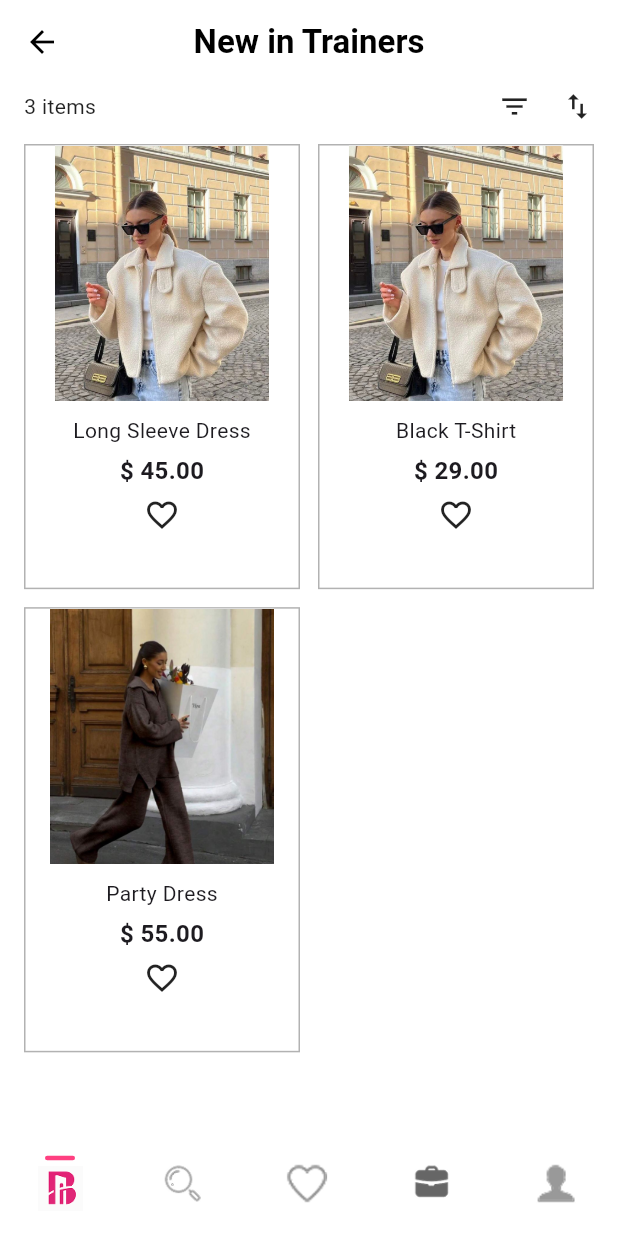
After one commit to tech640/Bridge-App, a Flutter app: the screen it shows after launch, scrolled down 1152 dp, after a tap on "New in Trainers", on a phone screen of 412 x 824 dp. The commit adds this screen. Run offline on Flutter 3.47's test engine with Material 3 defaults, Android fonts, the phone set to English and light mode, and no system bars.

Commit message:
second Page collection

```diff
--- /dev/null
+++ b/lib/screens/collection.dart
@@ -0,0 +1,156 @@
+// screens/collection.dart
+import 'package:flutter/material.dart';
+import 'package:bridge_app/widgets/bottom_nav.dart';
+
+class CollectionPage extends StatefulWidget {
+  final String title;
+
+  const CollectionPage({super.key, required this.title});
+
+  @override
+  State<CollectionPage> createState() => _CollectionPageState();
+}
+
+class _CollectionPageState extends State<CollectionPage> {
+  int selectedIndex = 0;
+
+  final List<Map<String, dynamic>> products = [
+    {
+      "image": "assets/images/fashion1.png",
+      "name": "Long Sleeve Dress",
+      "price": 45.00,
+    },
+    {
+      "image": "assets/images/fashion2.png",
+      "name": "Black T-Shirt",
+      "price": 29.00,
+    },
+    {
+      "image": "assets/images/fashion3.jpeg",
+      "name": "Party Dress",
+      "price": 55.00,
+    },
+  ];
+
+  @override
+  Widget build(BuildContext context) {
+    return Scaffold(
+      backgroundColor: Colors.white,
+
+      appBar: AppBar(
+        backgroundColor: Colors.white,
+        elevation: 0,
+        leading: GestureDetector(
+          onTap: () => Navigator.pop(context),
+          child: const Icon(Icons.arrow_back, color: Colors.black),
+        ),
+        centerTitle: true,
+        title: Text(
+          widget.title,
+          style: const TextStyle(
+            color: Colors.black,
+            fontWeight: FontWeight.bold,
+          ),
+        ),
+      ),
+
+      body: Column(
+        children: [
+          // ===== COUNT + FILTER & SORT =====
+          Padding(
+            padding: const EdgeInsets.symmetric(horizontal: 16, vertical: 4),
+            child: Row(
+              mainAxisAlignment: MainAxisAlignment.spaceBetween,
+              children: [
+                Text(
+                  "${products.length} items",
+                  style: const TextStyle(
+                    fontSize: 14,
+                    color: Colors.black87,
+                  ),
+                ),
+                Row(
+                  children: const [
+                    Icon(Icons.filter_list, size: 22),
+                    SizedBox(width: 20),
+                    Icon(Icons.swap_vert, size: 22),
+                  ],
+                ),
+              ],
+            ),
+          ),
+
+          const SizedBox(height: 10),
+
+          // ===== GRID PRODUCTS =====
+          Expanded(
+            child: GridView.builder(
+              padding: const EdgeInsets.symmetric(horizontal: 16),
+              itemCount: products.length,
+              gridDelegate: const SliverGridDelegateWithFixedCrossAxisCount(
+                crossAxisCount: 2,
+                childAspectRatio: .62,
+                crossAxisSpacing: 12,
+                mainAxisSpacing: 12,
+              ),
+              itemBuilder: (_, i) {
+                final item = products[i];
+                return productCard(item);
+              },
+            ),
+          ),
+        ],
+      ),
+
+      // ====== BOTTOM NAV BAR (نفس تبع الهوم) ======
+      bottomNavigationBar: BottomNavBar(
+        selectedIndex: selectedIndex,
+        onTap: (i) {
+          setState(() => selectedIndex = i);
+
+          if (i == 0) Navigator.pop(context); // يرجع على الهوم
+        },
+      ),
+    );
+  }
+
+  // ===== PRODUCT CARD =====
+  Widget productCard(Map<String, dynamic> item) {
+    return Container(
+      decoration: BoxDecoration(
+        border: Border.all(color: Colors.black.withOpacity(0.3)),
+      ),
+      child: Column(
+        children: [
+          Container(
+            height: 170,
+            color: Colors.grey[100],
+            child: Image.asset(item["image"], fit: BoxFit.cover),
+          ),
+          const SizedBox(height: 10),
+
+          Text(
+            item["name"],
+            style: const TextStyle(fontSize: 14),
+          ),
+
+          const SizedBox(height: 5),
+
+          Text(
+            "\$ ${item["price"].toStringAsFixed(2)}",
+            style: const TextStyle(
+              fontSize: 16,
+              fontWeight: FontWeight.bold,
+            ),
+          ),
+
+          const SizedBox(height: 6),
+
+          const Icon(Icons.favorite_border),
+
+          const SizedBox(height: 10),
+        ],
+      ),
+    );
+  }
+}
--- a/lib/screens/home.dart
+++ b/lib/screens/home.dart
@@ -1,5 +1,7 @@
 // screens/home.dart
 import 'package:flutter/material.dart';
+import 'package:bridge_app/screens/collection.dart'; // تم إضافة هذا الربط فقط
+import 'package:bridge_app/widgets/bottom_nav.dart';
 
 class HomePage extends StatefulWidget {
   const HomePage({super.key});
@@ -10,6 +12,15 @@ class HomePage extends StatefulWidget {
 
 class _HomePageState extends State<HomePage> {
   int selectedIndex = 0;
+
+  void openCollection(String title) {
+    Navigator.push(
+      context,
+      MaterialPageRoute(
+        builder: (_) => CollectionPage(title: title),
+      ),
+    );
+  }
 
   @override
   Widget build(BuildContext context) {
@@ -150,9 +161,7 @@ class _HomePageState extends State<HomePage> {
                       backgroundColor: Colors.white,
                       side: const BorderSide(color: Colors.black),
                     ),
-                    onPressed: () {
-                      // هنا تضيف وظيفة الضغط
-                    },
+                    onPressed: () {},
                     child: const Text(
                       "SHOP NOW",
                       style: TextStyle(color: Colors.black),
@@ -220,10 +229,38 @@ class _HomePageState extends State<HomePage> {
 
             const SizedBox(height: 25),
 
-            // 4 صور New In مع شريط أسود في المنتصف
-            imageRowBlackText("Occasions", "New in Trainers"),
+            // ----------- 4 صور New In مع إضافة الربط -------------
+            Row(
+              mainAxisAlignment: MainAxisAlignment.center,
+              children: [
+                GestureDetector(
+                  onTap: () => openCollection("Occasions"),
+                  child: imageBoxBlackText("assets/images/fashion1.jpeg", "Occasions"),
+                ),
+                const SizedBox(width: 12),
+                GestureDetector(
+                  onTap: () => openCollection("New in Trainers"),
+                  child: imageBoxBlackText("assets/images/fashion2.jpeg", "New in Trainers"),
+                ),
+              ],
+            ),
+
             const SizedBox(height: 15),
-            imageRowBlackText("The Latest\nfashion", "The Sourced\nCollection"),
+
+            Row(
+              mainAxisAlignment: MainAxisAlignment.center,
+              children: [
+                GestureDetector(
+                  onTap: () => openCollection("The Latest fashion"),
+                  child: imageBoxBlackText("assets/images/fashion1.jpeg", "The Latest\nfashion"),
+                ),
+                const SizedBox(width: 12),
+                GestureDetector(
+                  onTap: () => openCollection("The Sourced Collection"),
+                  child: imageBoxBlackText("assets/images/fashion2.jpeg", "The Sourced\nCollection"),
+                ),
+              ],
+            ),
 
             const SizedBox(height: 40),
 
@@ -237,7 +274,7 @@ class _HomePageState extends State<HomePage> {
 
             const SizedBox(height: 30),
 
-            // ---------------- REPEAT ProductCard صف واحد ----------------
+            // ---------------- REPEAT ProductCard ----------------
             Row(
               mainAxisAlignment: MainAxisAlignment.center,
               children: const [
@@ -268,25 +305,17 @@ class _HomePageState extends State<HomePage> {
       ),
 
       // Bottom Navigation
-      bottomNavigationBar: Container(
-        height: 70,
-        padding: const EdgeInsets.symmetric(horizontal: 25),
-        decoration: const BoxDecoration(color: Colors.white),
-        child: Row(
-          mainAxisAlignment: MainAxisAlignment.spaceBetween,
-          children: [
-            bottomItem(0, "logo"),
-            bottomItem(1, "search"),
-            bottomItem(2, "heart"),
-            bottomItem(3, "bag"),
-            bottomItem(4, "user"),
-          ],
-        ),
+     bottomNavigationBar: BottomNavBar(
+        selectedIndex: selectedIndex,
+        onTap: (i) {
+          setState(() => selectedIndex = i);
+        },
       ),
+
     );
   }
 
-//Nav Bar
+  //Nav Bar
   Widget bottomItem(int index, String iconName) {
     bool active = index == selectedIndex;
 
@@ -361,17 +390,6 @@ class ProductCard extends StatelessWidget {
 }
 
 // ----------------- 2 صور مع شريط أسود بالنص -----------------
-Widget imageRowBlackText(String text1, String text2) {
-  return Row(
-    mainAxisAlignment: MainAxisAlignment.center,
-    children: [
-      imageBoxBlackText("assets/images/fashion1.jpeg", text1),
-      const SizedBox(width: 12),
-      imageBoxBlackText("assets/images/fashion2.jpeg", text2),
-    ],
-  );
-}
-
 Widget imageBoxBlackText(String img, String lbl) {
   return Stack(
     alignment: Alignment.center,
--- /dev/null
+++ b/lib/widgets/bottom_nav.dart
@@ -0,0 +1,62 @@
+// widgets/bottom_nav.dart
+import 'package:flutter/material.dart';
+
+class BottomNavBar extends StatelessWidget {
+  final int selectedIndex;
+  final Function(int) onTap;
+
+  const BottomNavBar({
+    super.key,
+    required this.selectedIndex,
+    required this.onTap,
+  });
+
+  @override
+  Widget build(BuildContext context) {
+    return Container(
+      height: 70,
+      padding: const EdgeInsets.symmetric(horizontal: 25),
+      decoration: const BoxDecoration(color: Colors.white),
+      child: Row(
+        mainAxisAlignment: MainAxisAlignment.spaceBetween,
+        children: [
+          navItem(0, "logo"),
+          navItem(1, "search"),
+          navItem(2, "heart"),
+          navItem(3, "bag"),
+          navItem(4, "user"),
+        ],
+      ),
+    );
+  }
+
+  Widget navItem(int index, String iconName) {
+    bool active = index == selectedIndex;
+
+    return GestureDetector(
+      onTap: () => onTap(index),
+      child: Column(
+        mainAxisSize: MainAxisSize.min,
+        children: [
+          if (active)
+            Container(
+              width: 20,
+              height: 3,
+              decoration: BoxDecoration(
+                color: Colors.pinkAccent,
+                borderRadius: BorderRadius.circular(2),
+              ),
+            ),
+          if (active) const SizedBox(height: 4),
+
+          Image.asset(
+            active
+                ? "assets/icons/${iconName}Pink.png"
+                : "assets/icons/${iconName}.png",
+            height: 30,
+          ),
+        ],
+      ),
+    );
+  }
+}
--- a/pubspec.yaml
+++ b/pubspec.yaml
@@ -1,4 +1,4 @@
-name: my_first_app
+name: bridge_app
 description: "A new Flutter project."
 # The following line prevents the package from being accidentally published to
 # pub.dev using `flutter pub publish`. This is preferred for private packages.
```
